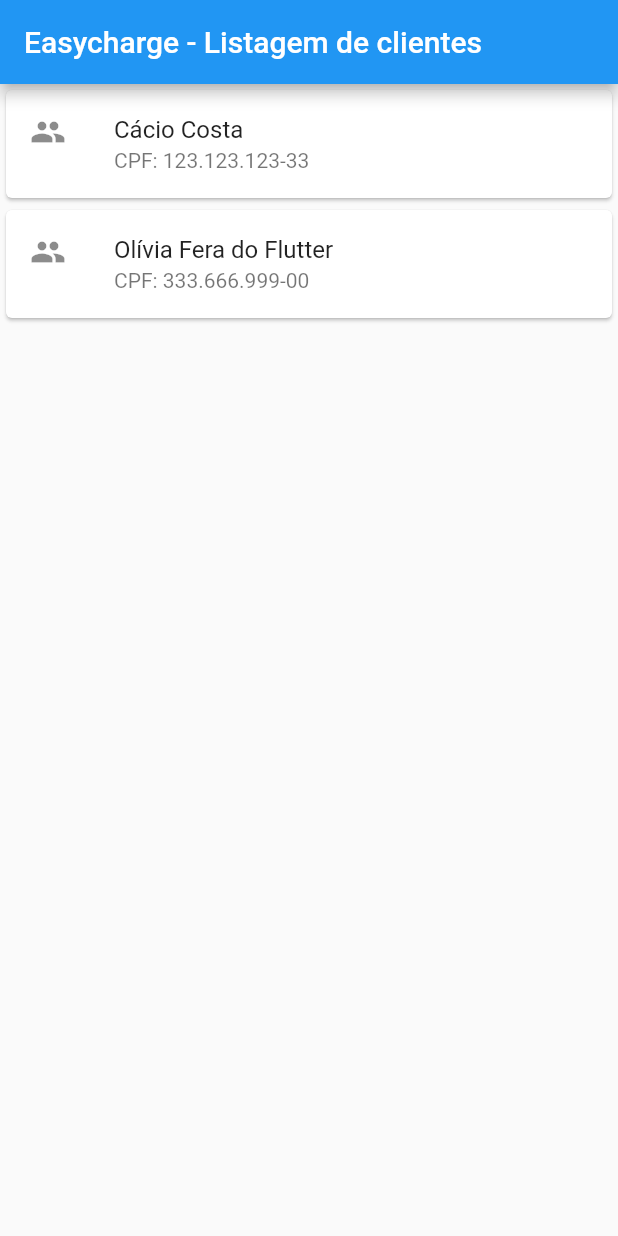
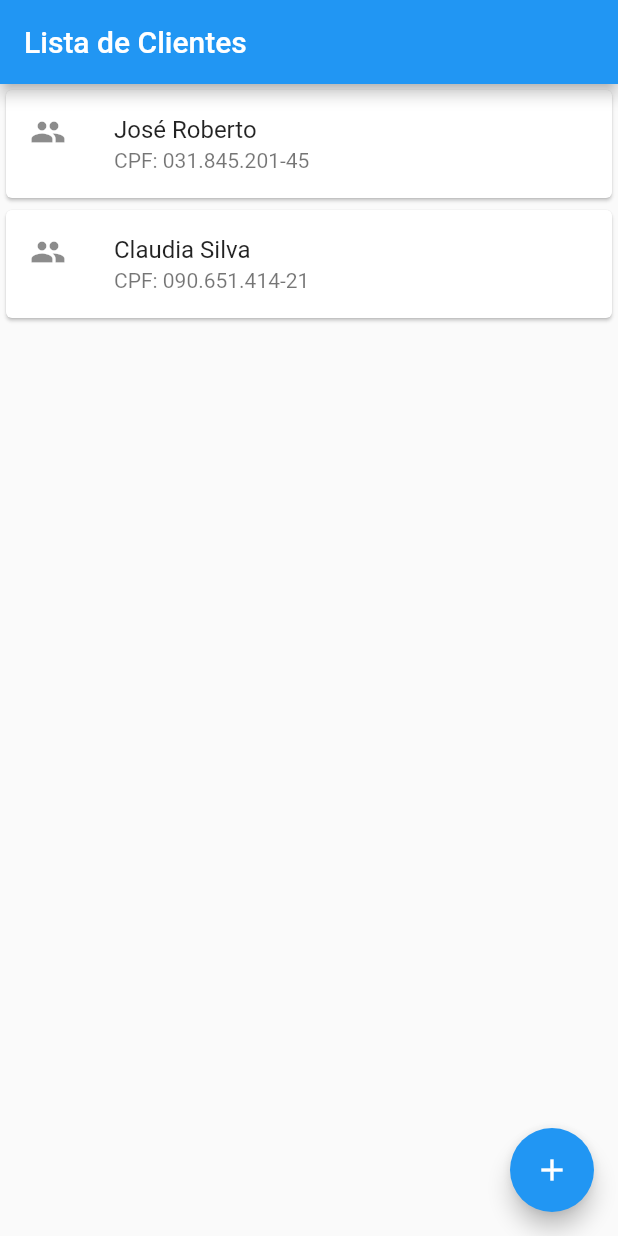
Before and after one commit to levelup-srtch/easycharge-app, a Flutter app: the screen it shows after launch, on a phone screen of 412 x 824 dp. Run offline on Flutter 3.47's test engine with Material 2 defaults, Android fonts, the phone set to English and light mode, and no system bars.

Commit message:
Reorganização dos pacotes

```diff
--- a/lib/main.dart
+++ b/lib/main.dart
@@ -7,7 +7,9 @@
   @override
   Widget build(BuildContext context) {
     return MaterialApp(
-      home: ListagemDeClientes(),
+      home: Scaffold(
+        body: ListaClientes(),
+      ),
     );
   }
 }
--- a/lib/screens/cliente/listagem.dart
+++ b/lib/screens/cliente/listagem.dart
@@ -1,37 +1,40 @@
 import 'package:easycharge/models/cliente.dart';
 import 'package:flutter/material.dart';
 
-class ListagemDeClientes extends StatelessWidget {
+class ListaClientes extends StatelessWidget {
   @override
   Widget build(BuildContext context) {
     return Scaffold(
       appBar: AppBar(
-        title: Text('Easycharge - Listagem de clientes'),
+        title: const Text('Lista de Clientes'),
       ),
-      body: ListView(
+      body: Column(
         children: [
-          CardDeCliente(Cliente('Cácio Costa', '123.123.123-33')),
-          CardDeCliente(Cliente('Olívia Fera do Flutter', '333.666.999-00'))
+          ItemCliente(Cliente('José Roberto', '031.845.201-45')),
+          ItemCliente(Cliente('Claudia Silva', '090.651.414-21')),
         ],
+      ),
+      floatingActionButton: FloatingActionButton(
+        onPressed: () {},
+        child: const Icon(Icons.add),
       ),
     );
   }
 }
 
-class CardDeCliente extends StatelessWidget {
+class ItemCliente extends StatelessWidget {
+  final Cliente cliente;
 
-  Cliente cliente;
-  CardDeCliente(this.cliente);
+  ItemCliente(this.cliente);
 
   @override
   Widget build(BuildContext context) {
-    return  Card(
+    return Card(
       child: ListTile(
+        leading: const Icon(Icons.people),
         title: Text(cliente.nome),
         subtitle: Text('CPF: ' + cliente.cpf),
-        leading: Icon(Icons.people),
       ),
     );
   }
-
 }
--- a/pubspec.yaml
+++ b/pubspec.yaml
@@ -18,7 +18,7 @@
 version: 1.0.0+1
 
 environment:
-  sdk: '>=2.18.0-44.1.beta <3.0.0'
+  sdk: '>=2.17.5-44.1.beta <3.0.0'
 
 # Dependencies specify other packages that your package needs in order to work.
 # To automatically upgrade your package dependencies to the latest versions
```
Also changed, not shown: pubspec.lock, 1 other file.
